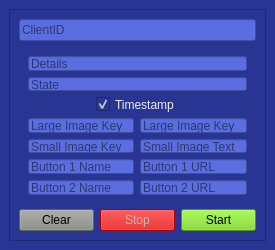
Above: main.ui from SHXNXGAMX/Custom-RPC before the change. Below: the same form after it.
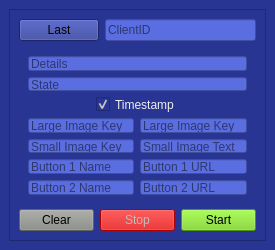
That is the form after the change. Icons and pictures are not drawn.

Commit message: Create save sys

Diff of the .ui file:
```diff
--- a/main.ui
+++ b/main.ui
@@ -56,6 +56,15 @@
       </property>
       <layout class="QVBoxLayout" name="verticalLayout_2">
        <item>
+        <layout class="QHBoxLayout" name="horizontalLayout_3">
+         <item>
+          <widget class="QPushButton" name="ButtonLast">
+           <property name="text">
+            <string>Last</string>
+           </property>
+          </widget>
+         </item>
+         <item>
         <widget class="QLineEdit" name="ClientID">
          <property name="enabled">
           <bool>true</bool>
@@ -70,6 +79,8 @@
           <string>ClientID</string>
          </property>
         </widget>
+         </item>
+        </layout>
        </item>
        <item>
         <widget class="QWidget" name="widget" native="true">
```
Lines whose indentation alone changed are shown as unchanged. The commit also changes 2 other files.
